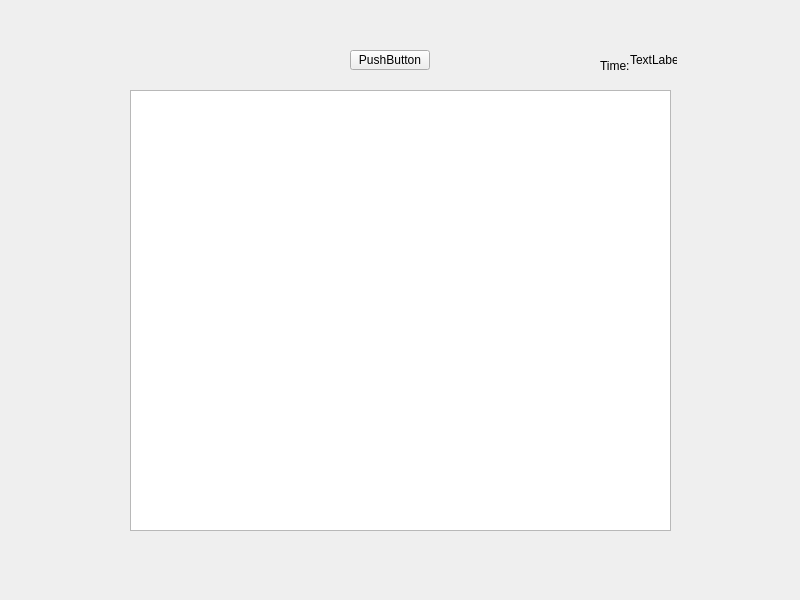
Above: game_view.ui from 54D/PacSnake before the change. Below: the same form after it.
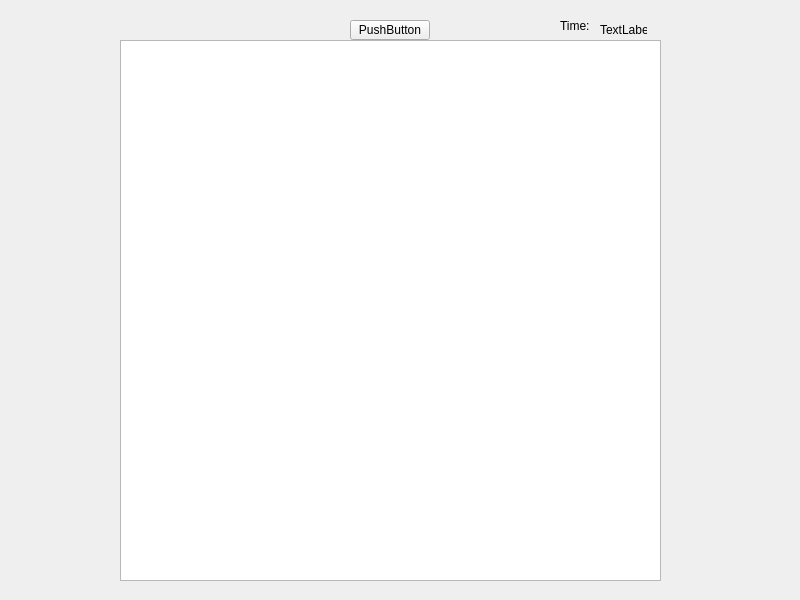
That is the form after the change.

Diff of the .ui file:
```diff
--- a/game_view.ui
+++ b/game_view.ui
@@ -16,8 +16,8 @@
   <widget class="QLabel" name="Timer_label">
    <property name="geometry">
     <rect>
-     <x>600</x>
-     <y>60</y>
+     <x>560</x>
+     <y>20</y>
      <width>47</width>
      <height>12</height>
     </rect>
@@ -30,7 +30,7 @@
    <property name="geometry">
     <rect>
      <x>350</x>
-     <y>50</y>
+     <y>20</y>
      <width>80</width>
      <height>20</height>
     </rect>
@@ -42,18 +42,18 @@
   <widget class="QGraphicsView" name="graphicsView">
    <property name="geometry">
     <rect>
-     <x>130</x>
-     <y>90</y>
+     <x>120</x>
+     <y>40</y>
      <width>541</width>
-     <height>441</height>
+     <height>541</height>
     </rect>
    </property>
   </widget>
   <widget class="QLabel" name="timer_text">
    <property name="geometry">
     <rect>
-     <x>630</x>
-     <y>50</y>
+     <x>600</x>
+     <y>20</y>
      <width>47</width>
      <height>20</height>
     </rect>
```
